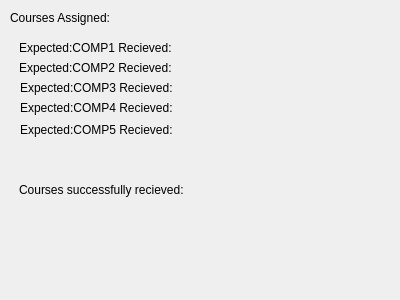
This is ClientNetworking/courses.ui in kareem1234/COMP3004 as Qt 5 draws it before an edit. The edited form follows.
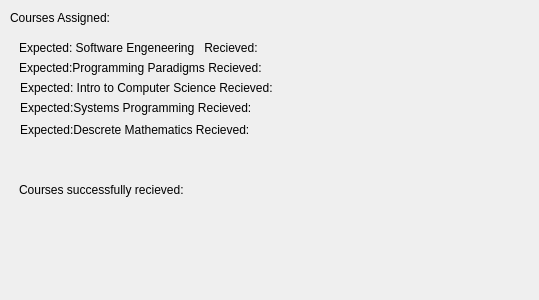
This is the edited form.

```diff
--- a/ClientNetworking/courses.ui
+++ b/ClientNetworking/courses.ui
@@ -6,7 +6,7 @@
    <rect>
     <x>0</x>
     <y>0</y>
-    <width>400</width>
+    <width>539</width>
     <height>300</height>
    </rect>
   </property>
@@ -31,12 +31,12 @@
     <rect>
      <x>19</x>
      <y>40</y>
-     <width>171</width>
+     <width>281</width>
      <height>16</height>
     </rect>
    </property>
    <property name="text">
-    <string>Expected:COMP1 Recieved:</string>
+    <string>Expected: Software Engeneering   Recieved:</string>
    </property>
   </widget>
   <widget class="QLabel" name="label_3">
@@ -44,12 +44,12 @@
     <rect>
      <x>19</x>
      <y>60</y>
-     <width>171</width>
+     <width>281</width>
      <height>16</height>
     </rect>
    </property>
    <property name="text">
-    <string>Expected:COMP2 Recieved:</string>
+    <string>Expected:Programming Paradigms Recieved:</string>
    </property>
   </widget>
   <widget class="QLabel" name="label_4">
@@ -57,12 +57,12 @@
     <rect>
      <x>20</x>
      <y>80</y>
-     <width>171</width>
+     <width>291</width>
      <height>16</height>
     </rect>
    </property>
    <property name="text">
-    <string>Expected:COMP3 Recieved:</string>
+    <string>Expected: Intro to Computer Science Recieved:</string>
    </property>
   </widget>
   <widget class="QLabel" name="label_5">
@@ -70,12 +70,12 @@
     <rect>
      <x>20</x>
      <y>100</y>
-     <width>181</width>
+     <width>271</width>
      <height>16</height>
     </rect>
    </property>
    <property name="text">
-    <string>Expected:COMP4 Recieved:</string>
+    <string>Expected:Systems Programming Recieved:</string>
    </property>
   </widget>
   <widget class="QLabel" name="label_6">
@@ -83,12 +83,12 @@
     <rect>
      <x>20</x>
      <y>120</y>
-     <width>171</width>
+     <width>281</width>
      <height>20</height>
     </rect>
    </property>
    <property name="text">
-    <string>Expected:COMP5 Recieved:</string>
+    <string>Expected:Descrete Mathematics Recieved:</string>
    </property>
   </widget>
   <widget class="QLabel" name="label_7">
@@ -120,10 +120,10 @@
   <widget class="QWidget" name="verticalLayoutWidget">
    <property name="geometry">
     <rect>
-     <x>199</x>
-     <y>39</y>
+     <x>310</x>
+     <y>40</y>
      <width>181</width>
-     <height>101</height>
+     <height>131</height>
     </rect>
    </property>
    <layout class="QVBoxLayout" name="verticalLayout"/>
```
